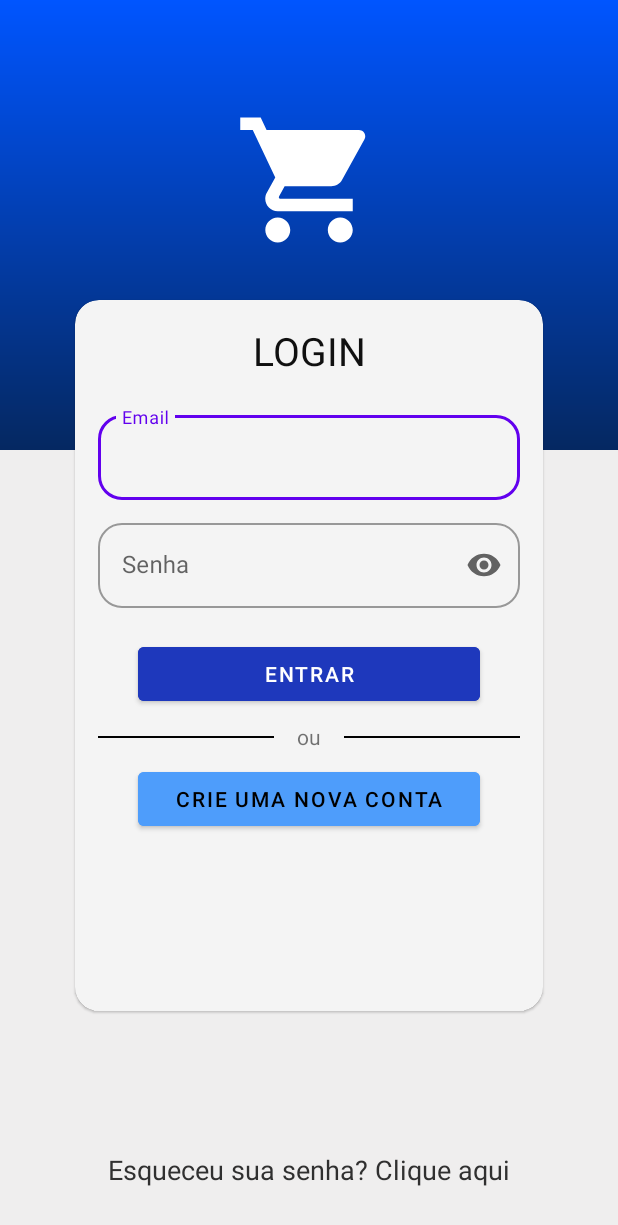
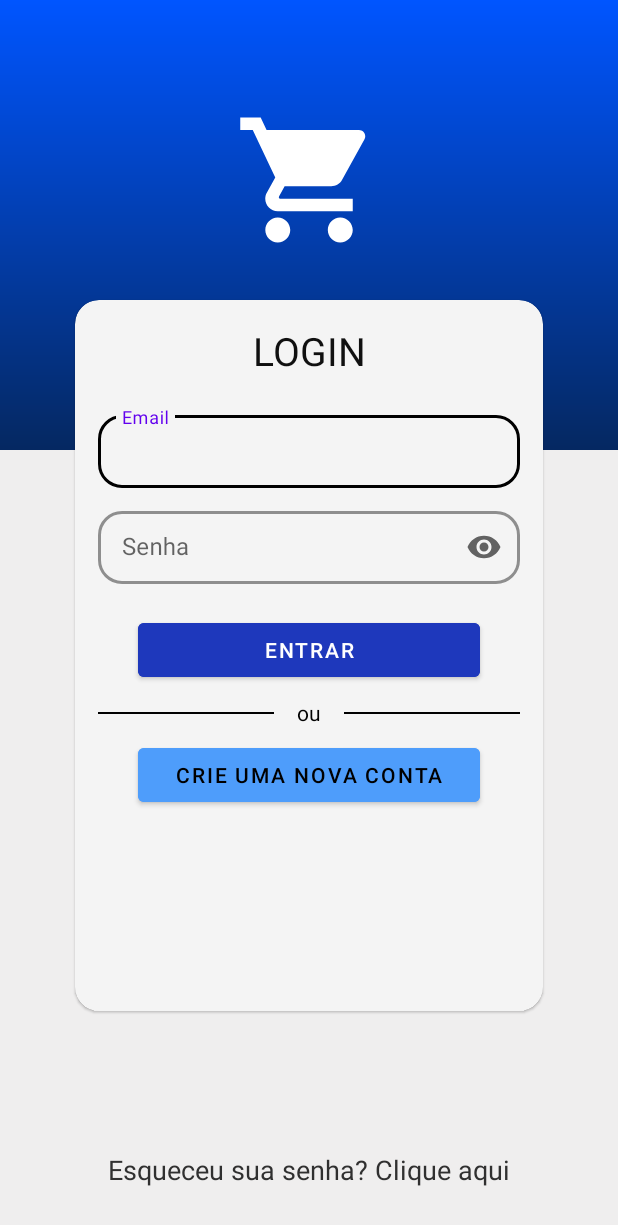
Before and after one commit to AleexAlvz/FinancesHelp, an Android app: the screen it shows after launch (LoginActivity), on a phone screen of 412 x 824 dp. Shown: the top 1225 px of the screen. Run offline under Robolectric (Android 15) with nearby library versions, the phone set to English and light mode, and no system bars.

Commit message:
improve theme

```diff
--- a/app/src/main/res/layout/activity_login.xml
+++ b/app/src/main/res/layout/activity_login.xml
@@ -1,12 +1,11 @@
 <?xml version="1.0" encoding="utf-8"?>
-<androidx.constraintlayout.widget.ConstraintLayout
-    xmlns:android="http://schemas.android.com/apk/res/android"
+<androidx.constraintlayout.widget.ConstraintLayout xmlns:android="http://schemas.android.com/apk/res/android"
+    xmlns:app="http://schemas.android.com/apk/res-auto"
     xmlns:tools="http://schemas.android.com/tools"
-    xmlns:app="http://schemas.android.com/apk/res-auto"
     android:layout_width="match_parent"
     android:layout_height="match_parent"
-    tools:context=".feature.login.view.LoginActivity"
-    android:background="@color/light_gray">
+    android:background="@color/light_gray"
+    tools:context=".feature.login.view.LoginActivity">
 
     <ImageView
         android:id="@+id/login_background_shape"
@@ -65,49 +64,41 @@
 
             <com.google.android.material.textfield.TextInputLayout
                 android:id="@+id/login_ti_email"
-          style="@style/Widget.MaterialComponents.TextInputLayout.OutlinedBox"
+                style="@style/OutlinedTextInputField"
                 android:layout_width="match_parent"
                 android:layout_height="wrap_content"
                 android:layout_marginStart="15dp"
                 android:layout_marginTop="20dp"
                 android:layout_marginEnd="15dp"
-          app:boxCornerRadiusBottomEnd="16dp"
-          app:boxCornerRadiusBottomStart="16dp"
-          app:boxCornerRadiusTopEnd="16dp"
-          app:boxCornerRadiusTopStart="16dp"
                 app:layout_constraintTop_toBottomOf="@id/login_tv_login">
 
                 <com.google.android.material.textfield.TextInputEditText
                     android:id="@+id/login_et_email"
+                    style="@style/OutlinedTextInputEditText"
                     android:layout_width="match_parent"
                     android:layout_height="match_parent"
-            android:hint="@string/email"
-            android:textColorHint="#546E7A" />
+                    android:hint="@string/email" />
 
             </com.google.android.material.textfield.TextInputLayout>
 
             <com.google.android.material.textfield.TextInputLayout
                 android:id="@+id/login_ti_password"
-          style="@style/Widget.MaterialComponents.TextInputLayout.OutlinedBox"
+                style="@style/OutlinedTextInputField"
                 android:layout_width="match_parent"
                 android:layout_height="wrap_content"
                 android:layout_marginStart="15dp"
                 android:layout_marginTop="10dp"
                 android:layout_marginEnd="15dp"
-          app:boxCornerRadiusBottomEnd="16dp"
-          app:boxCornerRadiusBottomStart="16dp"
-          app:boxCornerRadiusTopEnd="16dp"
-          app:boxCornerRadiusTopStart="16dp"
                 app:endIconMode="password_toggle"
                 app:layout_constraintTop_toBottomOf="@id/login_ti_email">
 
                 <com.google.android.material.textfield.TextInputEditText
                     android:id="@+id/login_et_password"
+                    style="@style/OutlinedTextInputEditText"
                     android:layout_width="match_parent"
                     android:layout_height="match_parent"
                     android:hint="@string/senha"
-            android:inputType="textPassword"
-            android:textColorHint="#546E7A" />
+                    android:inputType="textPassword" />
 
             </com.google.android.material.textfield.TextInputLayout>
 
@@ -133,10 +124,10 @@
                 android:layout_marginStart="15dp"
                 android:layout_marginEnd="15dp"
                 android:background="@color/black"
+                app:layout_constraintBottom_toBottomOf="@id/login_tv_or"
                 app:layout_constraintEnd_toStartOf="@id/login_tv_or"
                 app:layout_constraintStart_toStartOf="parent"
-          app:layout_constraintTop_toTopOf="@id/login_tv_or"
-          app:layout_constraintBottom_toBottomOf="@id/login_tv_or"/>
+                app:layout_constraintTop_toTopOf="@id/login_tv_or" />
 
             <TextView
                 android:id="@+id/login_tv_or"
@@ -155,24 +146,24 @@
                 android:id="@+id/login_or_decorator2"
                 android:layout_width="0dp"
                 android:layout_height="1dp"
+                android:layout_marginStart="15dp"
                 android:layout_marginEnd="15dp"
-          android:layout_marginStart="15dp"
                 android:background="@color/black"
+                app:layout_constraintBottom_toBottomOf="@id/login_tv_or"
                 app:layout_constraintEnd_toEndOf="parent"
                 app:layout_constraintStart_toEndOf="@id/login_tv_or"
-          app:layout_constraintTop_toTopOf="@id/login_tv_or"
-          app:layout_constraintBottom_toBottomOf="@id/login_tv_or"/>
+                app:layout_constraintTop_toTopOf="@id/login_tv_or" />
 
             <Button
                 android:id="@+id/login_btn_register"
-          android:textColor="@color/black"
-          android:backgroundTint="#4E9DFB"
                 android:layout_width="match_parent"
                 android:layout_height="wrap_content"
                 android:layout_marginStart="42dp"
                 android:layout_marginTop="8dp"
                 android:layout_marginEnd="42dp"
+                android:backgroundTint="#4E9DFB"
                 android:text="@string/crie_uma_nova_conta"
+                android:textColor="@color/black"
                 app:layout_constraintEnd_toEndOf="parent"
                 app:layout_constraintStart_toStartOf="parent"
                 app:layout_constraintTop_toBottomOf="@id/login_tv_or" />
@@ -186,12 +177,12 @@
         android:id="@+id/login_tv_forgotten_password"
         android:layout_width="wrap_content"
         android:layout_height="wrap_content"
+        android:layout_marginBottom="32dp"
+        android:text="@string/esqueceu_sua_senha_clique_aqui"
+        android:textColor="@color/gray"
+        android:textSize="18sp"
         app:layout_constraintBottom_toBottomOf="parent"
         app:layout_constraintEnd_toEndOf="parent"
-      android:textColor="@color/gray"
-      app:layout_constraintStart_toStartOf="parent"
-      android:text="@string/esqueceu_sua_senha_clique_aqui"
-      android:layout_marginBottom="32dp"
-      android:textSize="18sp"/>
+        app:layout_constraintStart_toStartOf="parent" />
 
 </androidx.constraintlayout.widget.ConstraintLayout>
--- a/app/src/main/res/layout/activity_splash_screen.xml
+++ b/app/src/main/res/layout/activity_splash_screen.xml
@@ -17,6 +17,4 @@
         app:layout_constraintBottom_toBottomOf="parent"
         app:layout_constraintTop_toTopOf="parent" />
 
-
-
 </androidx.constraintlayout.widget.ConstraintLayout>
--- a/app/src/main/res/values-night/themes.xml
+++ b/app/src/main/res/values-night/themes.xml
@@ -1,16 +1,36 @@
 <resources xmlns:tools="http://schemas.android.com/tools">
     <!-- Base application theme. -->
-    <style name="Theme.ClothingDelivery" parent="Theme.MaterialComponents.DayNight.DarkActionBar">
+    <style name="Theme.ClothingDelivery" parent="Theme.MaterialComponents.Light.NoActionBar">
         <!-- Primary brand color. -->
-        <item name="colorPrimary">@color/purple_200</item>
+        <item name="colorPrimary">@color/purple_500</item>
         <item name="colorPrimaryVariant">@color/purple_700</item>
         <item name="colorOnPrimary">@color/black</item>
         <!-- Secondary brand color. -->
         <item name="colorSecondary">@color/teal_200</item>
-        <item name="colorSecondaryVariant">@color/teal_200</item>
+        <item name="colorSecondaryVariant">@color/teal_700</item>
         <item name="colorOnSecondary">@color/black</item>
         <!-- Status bar color. -->
-        <item name="android:statusBarColor">?attr/colorPrimaryVariant</item>
+        <item name="android:statusBarColor">@color/button_blue</item>
+        <item name="android:textColorHint">@color/dark_gray</item>
+        <item name="android:textColor">@color/black</item>
         <!-- Customize your theme here. -->
     </style>
+
+    <style name="OutlinedTextInputField" parent="Widget.MaterialComponents.TextInputLayout.OutlinedBox.Dense">
+        <item name="boxStrokeColor">#000000</item>
+        <item name="boxStrokeWidth">2dp</item>
+        <item name="boxCornerRadiusBottomEnd">16dp</item>
+        <item name="boxCornerRadiusBottomStart">16dp</item>
+        <item name="boxCornerRadiusTopEnd">16dp</item>
+        <item name="boxCornerRadiusTopStart">16dp</item>
+    </style>
+
+    <style name="OutlinedTextInputEditText">
+        <item name="android:textColorHint">@color/dark_gray</item>
+        <item name="hintTextColor">@color/dark_gray</item>
+        <item name="android:textColor">@color/black</item>
+        <item name="colorControlNormal">@color/black</item>
+        <item name="colorControlActivated">@color/black</item>
+        <item name="colorControlHighlight">@color/black</item>
+    </style>
 </resources>
--- a/app/src/main/res/values/themes.xml
+++ b/app/src/main/res/values/themes.xml
@@ -1,16 +1,37 @@
 <resources xmlns:tools="http://schemas.android.com/tools">
     <!-- Base application theme. -->
-    <style name="Theme.ClothingDelivery" parent="Theme.MaterialComponents.DayNight.NoActionBar">
+    <style name="Theme.ClothingDelivery" parent="Theme.MaterialComponents.Light.NoActionBar">
         <!-- Primary brand color. -->
         <item name="colorPrimary">@color/purple_500</item>
         <item name="colorPrimaryVariant">@color/purple_700</item>
-        <item name="colorOnPrimary">@color/white</item>
+        <item name="colorOnPrimary">@color/black</item>
         <!-- Secondary brand color. -->
         <item name="colorSecondary">@color/teal_200</item>
         <item name="colorSecondaryVariant">@color/teal_700</item>
         <item name="colorOnSecondary">@color/black</item>
         <!-- Status bar color. -->
         <item name="android:statusBarColor">@color/button_blue</item>
+        <item name="android:textColorHint">@color/dark_gray</item>
+        <item name="android:textColor">@color/black</item>
         <!-- Customize your theme here. -->
     </style>
+
+    <style name="OutlinedTextInputField" parent="Widget.MaterialComponents.TextInputLayout.OutlinedBox.Dense">
+        <item name="boxStrokeColor">#000000</item>
+        <item name="boxStrokeWidth">2dp</item>
+        <item name="boxCornerRadiusBottomEnd">16dp</item>
+        <item name="boxCornerRadiusBottomStart">16dp</item>
+        <item name="boxCornerRadiusTopEnd">16dp</item>
+        <item name="boxCornerRadiusTopStart">16dp</item>
+    </style>
+
+    <style name="OutlinedTextInputEditText">
+        <item name="android:textColorHint">@color/dark_gray</item>
+        <item name="hintTextColor">@color/dark_gray</item>
+        <item name="android:textColor">@color/black</item>
+        <item name="colorControlNormal">@color/black</item>
+        <item name="colorControlActivated">@color/black</item>
+        <item name="colorControlHighlight">@color/black</item>
+    </style>
+
 </resources>
```
Lines whose indentation alone changed are shown as unchanged.
